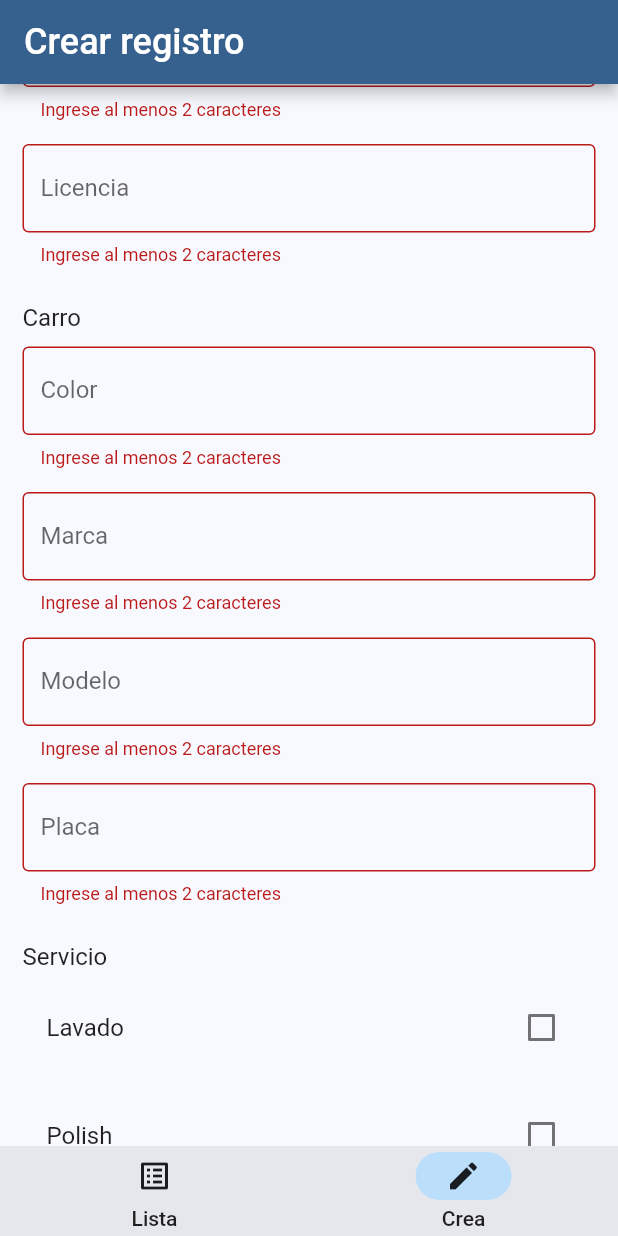
After one commit to ronaldrpc/test-project-mobile, a Flutter app: the screen it shows after launch, item 2 of the bottom bar chosen, scrolled down 282 dp, after a tap on "Submit", on a phone screen of 412 x 824 dp. The commit adds this screen. Run offline on Flutter 3.47's test engine with Material 2 defaults, Android fonts, the phone set to English and light mode, and no system bars; our stand-ins replace firebase_core, firebase_database; accounts and stored records are empty.

Commit message:
Avances propios. C-A

```diff
--- a/lib/entities/car.dart
+++ b/lib/entities/car.dart
@@ -17,4 +17,13 @@ class Car {
   String toString() {
     return "\nColor: $color \nMarca: $marca \nModelo: $modelo \nPlaca: $placa";
   }
+
+  Map<String, dynamic> toJson() {
+    return {
+      "Color": color,
+      "marca": marca,
+      "modelo": modelo,
+      "placa": placa,
+    };
+  }
 }
--- a/lib/entities/record.dart
+++ b/lib/entities/record.dart
@@ -2,6 +2,7 @@ import 'package:flutter_application_1/entities/car.dart';
 import 'package:flutter_application_1/entities/service.dart';
 
 class Record {
+  String? id;
   String? nombre;
   String? apellido;
   String? licencia;
@@ -24,4 +25,17 @@ class Record {
   String toString() {
     return "Nombre: $nombre \nApellido: $apellido \nLicencia: $licencia \nCel: $cel \n\nCarro: $carro \n\nServicio: $servicio";
   }
+
+  Map<String, dynamic> toJson() {
+    return {
+      "nombre": nombre,
+      "apellido": apellido,
+      "cell": cel,
+      "licencia": licencia,
+      "Carro": (carro != null) ? carro!.toJson()
+      : Car().toJson(),
+      "Servicio": (servicio != null) ? servicio!.toJson()
+      : Service(lavado: "no", polish: "no",  tapiceria: "no").toJson(),
+    };
+  }
 }
--- a/lib/entities/response_firebase.dart
+++ b/lib/entities/response_firebase.dart
@@ -10,7 +10,9 @@ class ResponseFirebase {
     records = [];
     //print(json['Registros'].values.toList().runtimeType);
     json.forEach((key, value) {
-      records!.add(Record.fromJson(value));
+      final newRecord = Record.fromJson(value);
+      newRecord.id = key;
+      records!.add(newRecord);
     });
   }
 
--- a/lib/entities/service.dart
+++ b/lib/entities/service.dart
@@ -16,4 +16,12 @@ class Service {
   String toString() {
     return "\nLavado: $lavado \nPolish: $polish \nTapiceria: $tapiceria";
   }
+
+  Map<String, dynamic> toJson() {
+    return {
+      "lavado": lavado,
+      "polish": polish,
+      "tapiceria": tapiceria,
+    };
+  }
 }
--- a/lib/main.dart
+++ b/lib/main.dart
@@ -3,7 +3,8 @@ import 'package:flutter/material.dart';
 import 'package:flutter_application_1/firebase_options.dart';
 import 'package:flutter_application_1/view/changeable_text_color.dart';
 import 'package:flutter_application_1/view/count_screen.dart';
-import 'package:flutter_application_1/view/get_firebase_list.dart';
+import 'package:flutter_application_1/view/records/record_home.dart';
+import 'package:flutter_application_1/view/records/record_list_view.dart';
 import 'package:flutter_application_1/view/home_view.dart';
 import 'package:flutter_application_1/view/listview_1.dart';
 
@@ -21,9 +22,14 @@ class MyApp extends StatelessWidget {
 
   @override
   Widget build(BuildContext context) {
-    return const MaterialApp(
+    return MaterialApp(
       debugShowCheckedModeBanner: false,
-      home: CallFirebase(), //ListView1() or ChangeableTextColor() or HomeView() or Counter()
+      theme: ThemeData(
+        colorSchemeSeed: Colors.blue,
+        brightness: Brightness.light,
+        useMaterial3: false,
+      ),
+      home: const RecordHome(), //ListView1() or ChangeableTextColor() or HomeView() or Counter()
     );
   }
 }
--- /dev/null
+++ b/lib/view/records/record_form.dart
@@ -0,0 +1,174 @@
+import 'package:flutter/material.dart';
+import 'package:flutter_application_1/domain/firebase_connection.dart';
+import 'package:flutter_application_1/entities/record.dart';
+
+
+class RecordForm extends StatefulWidget {
+  final String action;
+  final Record record;
+
+  const RecordForm({Key? key, required this.action, required this.record}) : super(key: key);
+
+  @override
+  State<RecordForm> createState() => _RecordFormState();
+}
+
+class _RecordFormState extends State<RecordForm> {
+  final formKey = GlobalKey<FormState>();
+  late Map<String, dynamic> data = widget.record.toJson();
+
+
+  @override
+  Widget build(BuildContext context) {
+
+    return Scaffold(
+      appBar: AppBar(
+        title: Text('${widget.action} registro', style: const TextStyle(fontSize: 24)),
+      ),
+      body: Form(
+        key: formKey,
+        // autovalidateMode: AutovalidateMode.onUserInteraction,
+        child: ListView(
+          padding: const EdgeInsets.all(15),
+          children: [
+            const SizedBox(height: 16),
+            formTextField("nombre", data),
+            const SizedBox(height: 16),
+            formTextField("apellido", data),
+            const SizedBox(height: 16),
+            formNumberField("cell", data),
+            const SizedBox(height: 16),
+            formTextField("licencia", data),
+
+            const SizedBox(height: 25),
+            const Text("Carro", style: TextStyle(fontSize: 16)),
+            const SizedBox(height: 10),
+            formTextField("Color", data['Carro']),
+            const SizedBox(height: 16),
+            formTextField("marca", data['Carro']),
+            const SizedBox(height: 16),
+            formNumberField("modelo", data['Carro']),
+            const SizedBox(height: 16),
+            formTextField("placa", data['Carro']),
+
+            const SizedBox(height: 25),
+            const Text("Servicio", style: TextStyle(fontSize: 16)),
+            const SizedBox(height: 10),
+            formCheckField("lavado", data['Servicio']),
+            const SizedBox(height: 16),
+            formCheckField("polish", data['Servicio']),
+            const SizedBox(height: 16),
+            formCheckField("tapiceria", data['Servicio']),
+
+            const SizedBox(height: 20),
+            formSubmit(),
+          ],
+        ),
+      ),
+    );
+  }
+
+  Widget formTextField(field, data) {
+    return TextFormField(
+      decoration: InputDecoration(
+        labelText: "${field.toString()[0].toUpperCase()}${field.toString().substring(1).toLowerCase()}",
+        border: const OutlineInputBorder(),
+      ),
+      initialValue: data[field],
+      validator: (value) {
+        if (value!.length < 2) {
+          return "Ingrese al menos 2 caracteres";
+        } else {
+          return null;
+        }
+      },
+      onChanged: (value) => setState(() => data[field] = value),
+    );
+  }
+
+  Widget formNumberField(field, data) {
+    return TextFormField(
+      decoration: InputDecoration(
+        labelText: "${field.toString()[0].toUpperCase()}${field.toString().substring(1).toLowerCase()}",
+        border: const OutlineInputBorder(),
+      ),
+      initialValue: (data[field] != null) ? data[field].toString() : "",
+      validator: (value) {
+        if (value!.length < 2) {
+          return "Ingrese al menos 2 caracteres";
+        } else {
+          return null;
+        }
+      },
+      keyboardType: TextInputType.number,
+      onChanged: (value) => setState(() => data[field] = int.parse(value)),
+    );
+  }
+
+  Widget formCheckField(field, data) {
+    final isChecked = (data[field] == "si") ? true : false;
+    return CheckboxListTile(
+      title: Text("${field.toString()[0].toUpperCase()}${field.toString().substring(1).toLowerCase()}"),
+      value: isChecked,
+      onChanged: (value) => setState(() {
+        data[field] = (value!) ? "si" : "no";
+      })
+    );
+  }
+
+  Widget formSubmit() {
+    return OverflowBar(
+      alignment: MainAxisAlignment.end,
+      children: [
+        // TextButton(
+        //   onPressed: () {},
+        //   child: const Text('Cancel'),
+        // ),
+        TextButton(
+          onPressed: () {
+            final isValid = formKey.currentState!.validate();
+            if (isValid) {
+              formKey.currentState?.save();
+              const message = "Se guardó el registro de forma exitosa";
+              const snackBar = SnackBar(
+                content: Text(
+                  message,
+                  style: TextStyle(fontSize: 20),
+                ),
+              );
+
+              saveRecord();
+              ScaffoldMessenger.of(context).showSnackBar(snackBar);
+            }
+          },
+          child: const Text('Submit'),
+        ),
+      ],
+    );
+  }
+
+  void saveRecord() async {
+    final con = FirebaseConnection();
+    final id = (widget.record.id != null) ? widget.record.id : "123";
+    await con.writeRecord(data, id!);
+  }
+
+}
+
+// Map<String, dynamic> data2 = {
+//     "nombre": "",
+//     "apellido": "",
+//     "cell": 0,
+//     "licencia": "",
+//     "Carro": {
+//       "Color": "",
+//       "marca": 0,
+//       "modelo": "",
+//       "placa": ""
+//     },
+//     "Servicio": {
+//       "lavado": "no",
+//       "polish": "no",
+//       "tapiceria": "no",
+//     },
+//   };
--- /dev/null
+++ b/lib/view/records/record_home.dart
@@ -0,0 +1,85 @@
+import 'package:flutter/material.dart';
+import 'package:flutter_application_1/entities/record.dart';
+import 'package:flutter_application_1/view/records/record_form.dart';
+import 'package:flutter_application_1/view/records/record_list_view.dart';
+
+class RecordHome extends StatefulWidget {
+  const RecordHome({Key? key}) : super(key: key);
+
+  @override
+  State<RecordHome> createState() => _RecordHomeState();
+}
+
+class _RecordHomeState extends State<RecordHome> {
+  int _selectedIndex = 0;
+  final screens = [
+    const RecordListView(),
+    RecordForm(action: "Crear", record: Record()),
+  ];
+
+  @override
+  Widget build(BuildContext context) {
+    return Scaffold(
+        // appBar: AppBar(
+        //   title: const Text('Registros'),
+        // ),
+        body: screens[_selectedIndex],
+        bottomNavigationBar: NavigationBarTheme(
+          data: NavigationBarThemeData(
+            indicatorColor: Colors.blue.shade100,
+            labelTextStyle: MaterialStateProperty.all(
+              const TextStyle(fontSize: 14, fontWeight: FontWeight.w500),
+            ),
+          ),
+          child: NavigationBar(
+            height: 60,
+            selectedIndex: _selectedIndex,
+            onDestinationSelected: _onTapped,
+            destinations: const [
+              NavigationDestination(
+                icon: Icon(Icons.list_alt_outlined),
+                selectedIcon: Icon(Icons.list_alt),
+                label: 'Lista'
+              ),
+              NavigationDestination(
+                icon: Icon(Icons.edit),
+                label: 'Crea'
+              ),
+            ],
+          )
+        ),
+    );
+  }
+
+  void _onTapped(int index) {
+    setState(() {
+      _selectedIndex = index;
+    });
+  }
+}
+
+
+
+// BottomNavigationBar(
+//           // type: BottomNavigationBarType.shifting,
+//           backgroundColor: Colors.blue,
+//           selectedItemColor: Colors.white,
+//           unselectedItemColor: Colors.black54,
+//           currentIndex: _selectedIndex,
+//           iconSize: 30,
+//           selectedFontSize: 16,
+//           unselectedFontSize: 14,
+//           items: const [
+//             BottomNavigationBarItem(
+//               icon: Icon(Icons.list_alt), //format_list_bulleted
+//               label: 'Lista',
+//               backgroundColor: Colors.blue
+//             ),
+//             BottomNavigationBarItem(
+//               icon: Icon(Icons.edit), // app_registration
+//               label: 'Crea',
+//               backgroundColor: Colors.red
+//             ),
+//           ],
+//           onTap: _onTapped,
+//         )
--- /dev/null
+++ b/lib/view/records/record_list_view.dart
@@ -0,0 +1,107 @@
+import 'dart:async';
+import 'package:flutter/material.dart';
+import 'package:flutter_application_1/domain/firebase_connection.dart';
+import 'package:flutter_application_1/entities/record.dart';
+import 'package:flutter_application_1/view/records/record_form.dart';
+
+class RecordListView extends StatefulWidget {
+  const RecordListView({Key? key}) : super(key: key);
+
+  @override
+  State<RecordListView> createState() => _RecordListViewState();
+}
+
+class _RecordListViewState extends State<RecordListView> {
+  final connection = FirebaseConnection();
+  final searchController = TextEditingController();
+  List<Record> records = [];
+  List<Record> recordsToSearch = [];
+
+  Future<void> getRecordsFromFirebase() async {
+    if (records.isEmpty) {
+      final recordList = await connection.getRecords();
+      setState(() {
+        records = recordList.records!;
+        recordsToSearch = records;
+      });
+    }
+  }
+
+
+  @override
+  Widget build(BuildContext context) {
+    getRecordsFromFirebase();
+
+    return Scaffold(
+      appBar: AppBar(
+        title: const Text('Lista registros', style: TextStyle(fontSize: 24)),
+      ),
+      body: Column(
+        children: [
+          Container(
+            margin: const EdgeInsets.fromLTRB(16, 16, 16, 16),
+            child: TextField(
+              controller: searchController,
+              onChanged: searchRecord,
+              decoration: InputDecoration(
+                prefixIcon: const Icon(Icons.search),
+                hintText: "Nombres Apellidos",
+                border: OutlineInputBorder(
+                  borderRadius: BorderRadius.circular(20),
+                  borderSide: const BorderSide(color: Colors.black)
+                ),
+              ),
+            ),
+          ),
+          Flexible(
+            child: ListView.builder(
+              itemCount: recordsToSearch.length,
+              itemBuilder: (_, index) {
+                return ListTile(
+                  leading: const Icon(Icons.person_outline),
+                  title: Text("${recordsToSearch[index].nombre!} ${recordsToSearch[index].apellido!}"),
+                  onTap: () {
+                    //openAlertDialog(context, recordsToSearch[index]);
+                    Navigator.push(
+                      context,
+                      MaterialPageRoute(
+                        builder: (content) {
+                          return RecordForm(action: "Editar", record: recordsToSearch[index]);
+                        }
+                      )
+                    );
+                  },
+                );
+              },
+            ),
+          ),
+        ],
+      ),
+    );
+  }
+
+  void openAlertDialog(BuildContext context, Record persona) {
+    AlertDialog alert = AlertDialog(
+      title: Text("${persona.nombre!} ${persona.apellido!}"),
+      content: Text(persona.toString()),
+      actions: [
+        TextButton(
+          onPressed: () => Navigator.of(context).pop(),
+          child: const Text("OK"),
+        )
+      ]
+    );
+    showDialog(context: context, builder: (BuildContext context) => alert);
+  }
+
+  void searchRecord(String input) {
+    final filteredRecords = records.where((record) {
+      final nombresApellidos = "${record.nombre!.toLowerCase()} ${record.apellido!.toLowerCase()}";
+      return nombresApellidos.contains(input.toLowerCase());
+    }).toList();
+
+    setState(() {
+      recordsToSearch = filteredRecords;
+    });
+  }
+}
```
Also changed, not shown: lib/domain/firebase_connection.dart (+14 -6 lines), lib/view/get_firebase_list.dart (deleted, +0 -129 lines), 1 other file.
